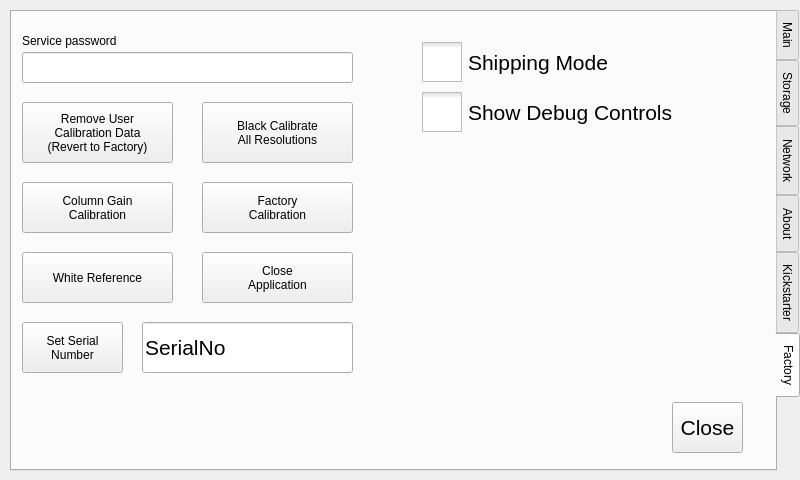
Old version of the form src/utilwindow.ui in the repository krontech/chronos-cam-app.
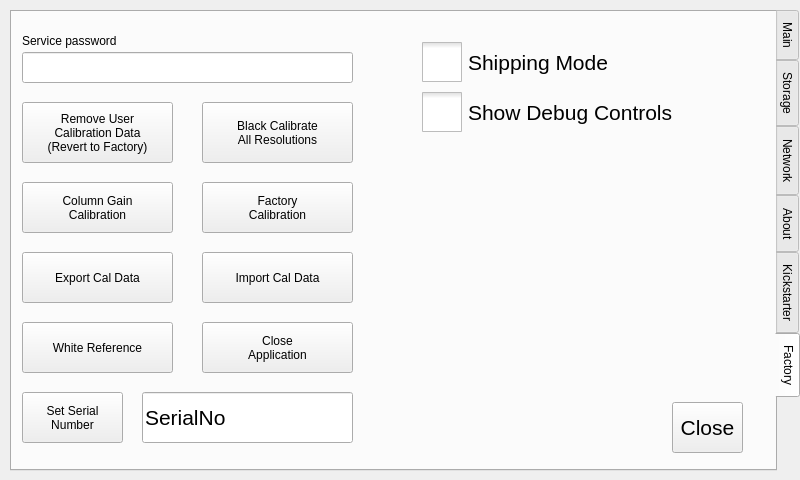
New version of the form. The open tabs and pages were chosen to show the change. Custom widgets are drawn as their Qt base class.

Commit message:
Modified camApp to import and export calibration data.
Added an export button to the factory screen, which invokes
a python script to acquire flat-field images using the ADC
test mode for the lux2100 sensor in order to perform off-camera
calibration. Added an import button to import the column gain
coefficients from a USB drive once they have been computed by a
PC.

Diff of the .ui file:
```diff
--- a/src/utilwindow.ui
+++ b/src/utilwindow.ui
@@ -1436,7 +1436,7 @@
      <property name="geometry">
       <rect>
        <x>190</x>
-       <y>240</y>
+       <y>310</y>
        <width>151</width>
        <height>51</height>
       </rect>
@@ -1467,7 +1467,7 @@
      <property name="geometry">
       <rect>
        <x>10</x>
-       <y>240</y>
+       <y>310</y>
        <width>151</width>
        <height>51</height>
       </rect>
@@ -1480,7 +1480,7 @@
      <property name="geometry">
       <rect>
        <x>130</x>
-       <y>310</y>
+       <y>380</y>
        <width>211</width>
        <height>51</height>
       </rect>
@@ -1501,7 +1501,7 @@
      <property name="geometry">
       <rect>
        <x>10</x>
-       <y>310</y>
+       <y>380</y>
        <width>101</width>
        <height>51</height>
       </rect>
@@ -1629,6 +1629,32 @@
       <string>Shipping Mode</string>
      </property>
     </widget>
+    <widget class="QPushButton" name="cmdExportCalData">
+     <property name="geometry">
+      <rect>
+       <x>10</x>
+       <y>240</y>
+       <width>151</width>
+       <height>51</height>
+      </rect>
+     </property>
+     <property name="text">
+      <string>Export Cal Data</string>
+     </property>
+    </widget>
+    <widget class="QPushButton" name="cmdImportCalData">
+     <property name="geometry">
+      <rect>
+       <x>190</x>
+       <y>240</y>
+       <width>151</width>
+       <height>51</height>
+      </rect>
+     </property>
+     <property name="text">
+      <string>Import Cal Data</string>
+     </property>
+    </widget>
    </widget>
   </widget>
  </widget>
```
Left out of the diff: 2 changed lines with no effect on the pictures. The commit also changes 3 other files.
